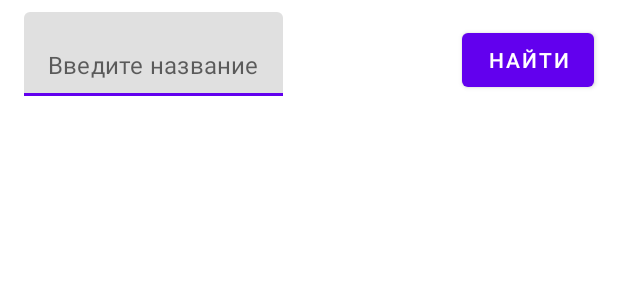
After one commit to besmax/MovieSearcher, an Android app: the layout fragment_movies.xml on its own in the app's theme, with its tools: preview values and no code run, on a phone screen of 412 x 824 dp. The commit adds this screen. Shown: the top 300 px of the screen. Run offline under Robolectric (Android 15) with nearby library versions, the phone set to English and light mode, and no system bars.

Commit message:
movies fragment, view model and layout files were created

```diff
--- a/app/src/main/java/bes/max/moviesearcher/ui/movies/MainActivity.kt
+++ b/app/src/main/java/bes/max/moviesearcher/ui/movies/MainActivity.kt
@@ -32,9 +32,9 @@ class MainActivity : AppCompatActivity() {
         super.onCreate(savedInstanceState)
         setContentView(R.layout.activity_main)
 
-        recyclerView = findViewById(R.id.recycler_view_main_activity)
-        editText = findViewById(R.id.edit_text_main_activity)
-        button = findViewById(R.id.button_main_activity)
+//        recyclerView = findViewById(R.id.recycler_view_main_activity)
+//        editText = findViewById(R.id.edit_text_main_activity)
+//        button = findViewById(R.id.button_movies_screen)
 
         recyclerView.layoutManager = LinearLayoutManager(this, LinearLayoutManager.VERTICAL, false)
         recyclerView.adapter = adapter
--- /dev/null
+++ b/app/src/main/res/drawable/ic_clear_text.xml
@@ -0,0 +1,5 @@
+<vector android:height="24dp" android:tint="#000000"
+    android:viewportHeight="24" android:viewportWidth="24"
+    android:width="24dp" xmlns:android="http://schemas.android.com/apk/res/android">
+    <path android:fillColor="@android:color/white" android:pathData="M19,6.41L17.59,5 12,10.59 6.41,5 5,6.41 10.59,12 5,17.59 6.41,19 12,13.41 17.59,19 19,17.59 13.41,12z"/>
+</vector>
--- /dev/null
+++ b/app/src/main/res/layout/fragment_movies.xml
@@ -0,0 +1,67 @@
+<?xml version="1.0" encoding="utf-8"?>
+<androidx.constraintlayout.widget.ConstraintLayout xmlns:android="http://schemas.android.com/apk/res/android"
+    android:layout_width="match_parent"
+    android:layout_height="match_parent"
+    xmlns:app="http://schemas.android.com/apk/res-auto">
+
+    <androidx.constraintlayout.widget.Guideline
+        android:id="@+id/guideline_end"
+        android:layout_width="wrap_content"
+        android:layout_height="wrap_content"
+        android:orientation="vertical"
+        app:layout_constraintGuide_end="16dp" />
+
+    <androidx.constraintlayout.widget.Guideline
+        android:id="@+id/guideline_start"
+        android:layout_width="wrap_content"
+        android:layout_height="wrap_content"
+        android:orientation="vertical"
+        app:layout_constraintGuide_begin="16dp" />
+
+
+
+    <com.google.android.material.textfield.TextInputLayout
+        android:id="@+id/edit_text_layout_movies_screen"
+        android:layout_width="wrap_content"
+        android:layout_height="wrap_content"
+        android:paddingVertical="8dp"
+        app:endIconDrawable="@drawable/ic_clear_text"
+        app:endIconMode="clear_text"
+        app:hintEnabled="false"
+        app:layout_constraintHorizontal_chainStyle="spread_inside"
+        app:layout_constraintStart_toEndOf="@id/guideline_start"
+        app:layout_constraintEnd_toStartOf="@id/button_movies_screen"
+        app:layout_constraintTop_toTopOf="parent">
+
+        <com.google.android.material.textfield.TextInputEditText
+            android:id="@+id/edit_text_movies_screen"
+            android:layout_width="match_parent"
+            android:layout_height="wrap_content"
+            android:hint="@string/enter_movie_name"
+            android:imeOptions="actionDone"
+            android:inputType="text"
+            android:maxLines="1"
+            android:singleLine="true"
+            android:textColor="@color/black" />
+
+    </com.google.android.material.textfield.TextInputLayout>
+
+    <Button
+        android:id="@+id/button_movies_screen"
+        android:layout_width="wrap_content"
+        android:layout_height="wrap_content"
+        android:layout_marginVertical="16dp"
+        android:text="@string/find_button"
+        app:layout_constraintStart_toEndOf="@id/edit_text_layout_movies_screen"
+        app:layout_constraintEnd_toStartOf="@id/guideline_end"
+        app:layout_constraintTop_toTopOf="parent"/>
+
+    <androidx.recyclerview.widget.RecyclerView
+        android:id="@+id/recycler_view_movies_screen"
+        android:layout_width="wrap_content"
+        android:layout_height="wrap_content"
+        app:layout_constraintStart_toStartOf="@id/guideline_start"
+        app:layout_constraintEnd_toStartOf="@id/guideline_end"
+        app:layout_constraintTop_toBottomOf="@id/edit_text_layout_movies_screen"/>
+
+</androidx.constraintlayout.widget.ConstraintLayout>
--- a/app/src/main/res/values/strings.xml
+++ b/app/src/main/res/values/strings.xml
@@ -1,4 +1,5 @@
 <resources>
     <string name="app_name">MovieSearcher</string>
     <string name="find_button">Найти</string>
+    <string name="enter_movie_name">Введите название</string>
 </resources>
--- a/build.gradle
+++ b/build.gradle
@@ -1,7 +1,7 @@
 // Top-level build file where you can add configuration options common to all sub-projects/modules.
 plugins {
-    id 'com.android.application' version '7.4.0' apply false
-    id 'com.android.library' version '7.4.0' apply false
-    id 'org.jetbrains.kotlin.android' version '1.7.21' apply false
+    id 'com.android.application' version '8.1.0' apply false
+    id 'com.android.library' version '8.1.0' apply false
+    id 'org.jetbrains.kotlin.android' version '1.8.10' apply false
     id 'com.google.dagger.hilt.android' version '2.44' apply false
 }
--- a/gradle.properties
+++ b/gradle.properties
@@ -21,3 +21,5 @@ kotlin.code.style=official
 # resources declared in the library itself and none from the library's dependencies,
 # thereby reducing the size of the R class for that library
 android.nonTransitiveRClass=true
+android.defaults.buildfeatures.buildconfig=true
+android.nonFinalResIds=false
```
Also changed, not shown: app/build.gradle (+13 -3 lines), app/src/main/java/bes/max/moviesearcher/ui/movies/MoviesFragment.kt (added, +58 -0 lines), app/src/main/java/bes/max/moviesearcher/ui/movies/MoviesViewModel.kt (added, +23 -0 lines), app/src/main/res/layout/activity_main.xml (+6 -37 lines), app/src/main/res/layout/movie_list_item.xml (+23 -12 lines), gradle/wrapper/gradle-wrapper.properties.
